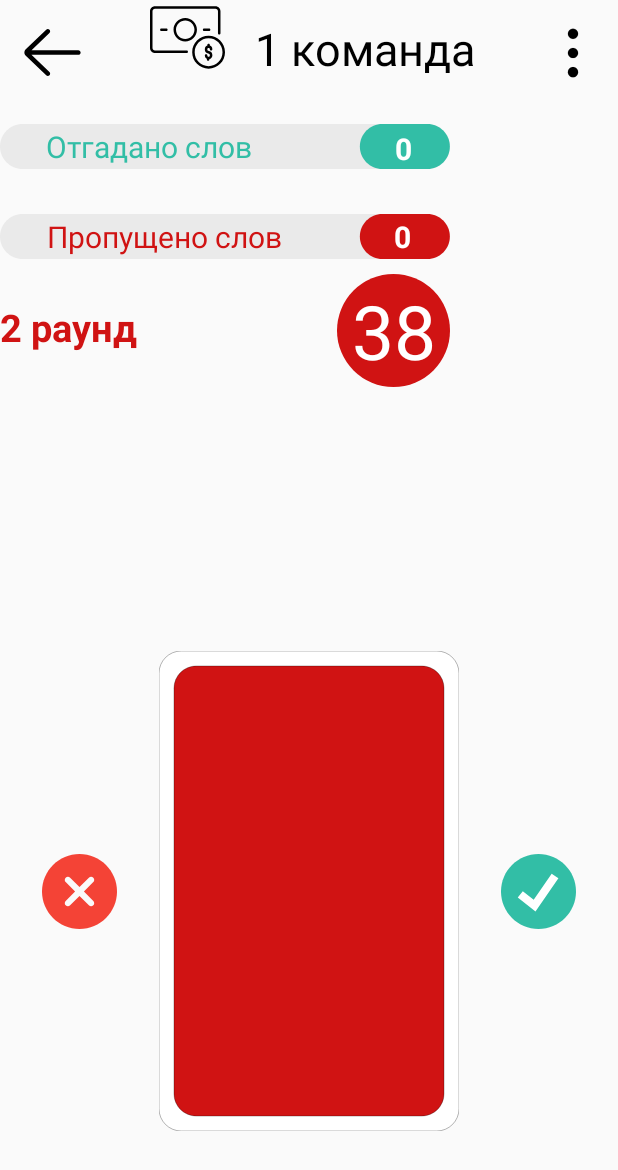
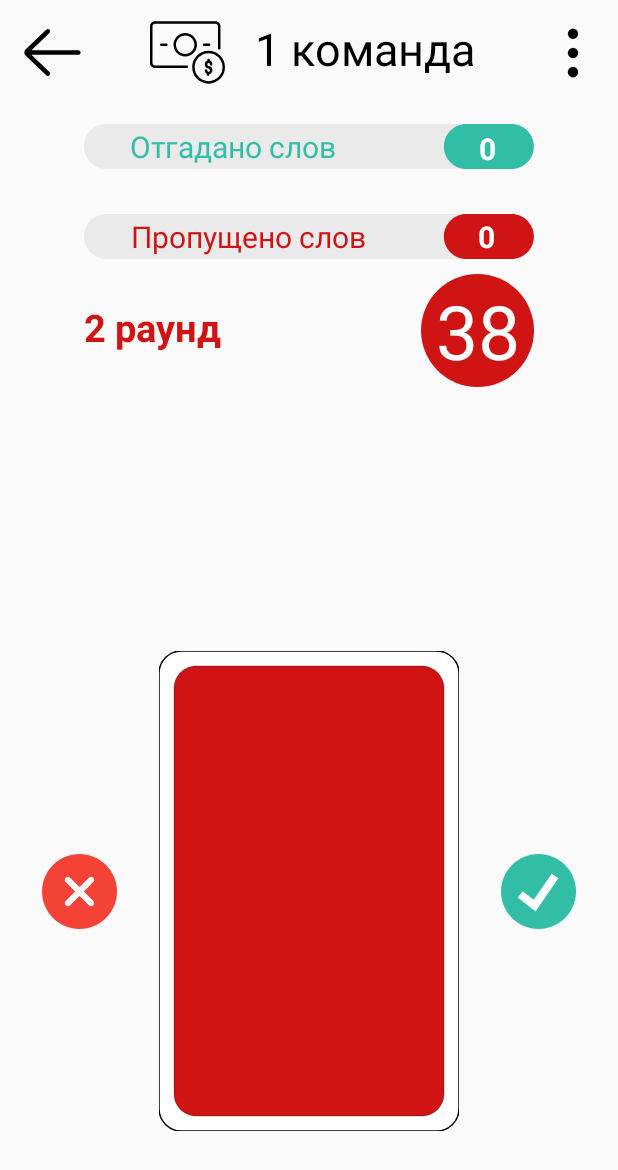
Before and after one commit to OSLL/practice20-alias, an Android app: the Game screen opened directly, with no data from a screen before it, after a tap on "НАЧАТЬ РАУНД", on a phone screen of 412 x 824 dp. Shown: the top 1170 px of the screen. Run offline under Robolectric (Android 15) with nearby library versions, the phone set to English and light mode, and no system bars.

Commit message:
Activity animations + back buttons

```diff
--- a/app/src/main/java/com/makentoshe/androidgithubcitemplate/MainActivity.kt
+++ b/app/src/main/java/com/makentoshe/androidgithubcitemplate/MainActivity.kt
@@ -13,18 +13,20 @@ class MainActivity : AppCompatActivity() {
         setContentView(R.layout.activity_main)
 
         continueGameButton.setOnClickListener {
-            Toast.makeText(this, "Continue", Toast.LENGTH_LONG).show()
+            Toast.makeText(this, "Continue", Toast.LENGTH_SHORT).show()
         }
 
 
         newGameButton.setOnClickListener {
             val intent = Intent(this, Teams::class.java)
             startActivity(intent)
+            overridePendingTransition(R.anim.slide_in_right, R.anim.slide_out_left)
         }
 
         rules_button.setOnClickListener{
             val intent = Intent(this, Rules::class.java)
             startActivity(intent)
+            overridePendingTransition(R.anim.slide_in_down, R.anim.slide_out_up)
         }
     }
 }
--- /dev/null
+++ b/app/src/main/res/anim/slide_in_down.xml
@@ -0,0 +1,7 @@
+<?xml version="1.0" encoding="utf-8"?>
+<set xmlns:android="http://schemas.android.com/apk/res/android">
+    <translate
+        android:duration="500"
+        android:fromYDelta="100%p"
+        android:toYDelta="0%p"/>
+</set>
--- /dev/null
+++ b/app/src/main/res/anim/slide_in_left.xml
@@ -0,0 +1,7 @@
+<?xml version="1.0" encoding="utf-8"?>
+<set xmlns:android="http://schemas.android.com/apk/res/android">
+    <translate
+        android:duration="500"
+        android:fromXDelta="-100%p"
+        android:toXDelta="0%p"/>
+</set>
--- /dev/null
+++ b/app/src/main/res/anim/slide_in_up.xml
@@ -0,0 +1,7 @@
+<?xml version="1.0" encoding="utf-8"?>
+<set xmlns:android="http://schemas.android.com/apk/res/android">
+    <translate
+        android:duration="500"
+        android:fromYDelta="-100%p"
+        android:toYDelta="0%p"/>
+</set>
--- /dev/null
+++ b/app/src/main/res/anim/slide_out_down.xml
@@ -0,0 +1,7 @@
+<?xml version="1.0" encoding="utf-8"?>
+<set xmlns:android="http://schemas.android.com/apk/res/android">
+    <translate
+        android:duration="500"
+        android:fromYDelta="0%p"
+        android:toYDelta="100%p"/>
+</set>
--- /dev/null
+++ b/app/src/main/res/anim/slide_out_right.xml
@@ -0,0 +1,7 @@
+<?xml version="1.0" encoding="utf-8"?>
+<set xmlns:android="http://schemas.android.com/apk/res/android">
+    <translate
+        android:duration="500"
+        android:fromXDelta="0%p"
+        android:toXDelta="100%p"/>
+</set>
--- /dev/null
+++ b/app/src/main/res/anim/slide_out_up.xml
@@ -0,0 +1,7 @@
+<?xml version="1.0" encoding="utf-8"?>
+<set xmlns:android="http://schemas.android.com/apk/res/android">
+    <translate
+        android:duration="500"
+        android:fromYDelta="0%p"
+        android:toYDelta="-100%p"/>
+</set>
--- a/app/src/main/res/drawable/card.xml
+++ b/app/src/main/res/drawable/card.xml
@@ -8,7 +8,7 @@
     <path
         android:fillColor="@color/white"
         android:strokeColor="@color/black"
-        android:strokeWidth="1"
+        android:strokeWidth="5"
         android:strokeMiterLimit="10"
         android:pathData="M925.74,1600H74.26C33.25,1600,0,1566.75,0,1525.74V74.26C0,33.25,33.25,0,74.26,0h851.47 C966.75,0,1000,33.25,1000,74.26v1451.47C1000,1566.75,966.75,1600,925.74,1600z" />
     <path
--- a/app/src/main/res/layout/activity_round.xml
+++ b/app/src/main/res/layout/activity_round.xml
@@ -43,18 +43,20 @@
         android:layout_width="50dp"
         android:layout_height="50dp"
         android:layout_marginStart="40dp"
+        android:layout_marginTop="10dp"
         app:layout_constraintStart_toEndOf="@+id/backButton"
-        app:srcCompat="@drawable/money"
-        tools:layout_editor_absoluteY="10dp" />
+        app:layout_constraintTop_toTopOf="parent"
+        app:srcCompat="@drawable/money" />
 
     <ImageView
         android:id="@+id/knowWordsImage"
         android:layout_width="wrap_content"
         android:layout_height="wrap_content"
         android:layout_marginTop="30dp"
+        app:layout_constraintEnd_toEndOf="parent"
+        app:layout_constraintStart_toStartOf="parent"
         app:layout_constraintTop_toBottomOf="@id/roundTitle"
-        app:srcCompat="@drawable/round_green"
-        tools:layout_editor_absoluteX="55dp" />
+        app:srcCompat="@drawable/round_green" />
 
     <ImageView
         android:id="@+id/skipWordsImage"
@@ -132,7 +134,7 @@
         android:textColor="@color/mainColor"
         android:textSize="25sp"
         android:textStyle="bold"
-        app:layout_constraintStart_toStartOf="@id/skipWordsImage"
+        app:layout_constraintStart_toStartOf="@+id/knowWordsImage"
         app:layout_constraintTop_toBottomOf="@id/skipWordsImage" />
 
     <ImageView
```
Also changed, not shown: app/src/main/java/com/makentoshe/androidgithubcitemplate/Game.kt (+8 -0 lines), app/src/main/java/com/makentoshe/androidgithubcitemplate/GameSettings.kt (+7 -2 lines), app/src/main/java/com/makentoshe/androidgithubcitemplate/Levels.kt (+17 -2 lines), app/src/main/java/com/makentoshe/androidgithubcitemplate/Round.kt (+4 -3 lines), app/src/main/java/com/makentoshe/androidgithubcitemplate/Rules.kt (+6 -3 lines), app/src/main/java/com/makentoshe/androidgithubcitemplate/Teams.kt (+7 -2 lines), app/src/main/res/anim/slide_in_right.xml (added, +7 -0 lines), app/src/main/res/anim/slide_out_left.xml (added, +7 -0 lines), app/src/main/res/values/styles.xml (+3 -8 lines).
